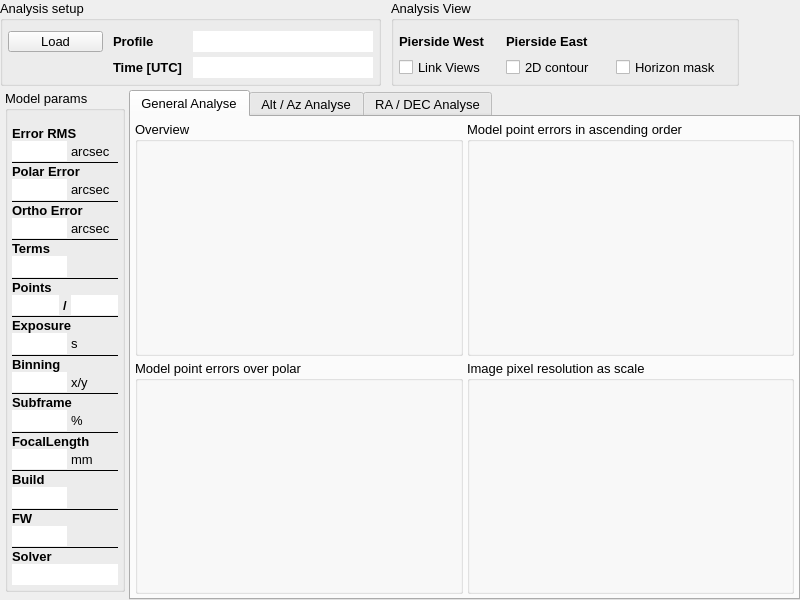
Qt form src_add/widgets/analyse.ui (mworion/MountWizzard4) before a commit.
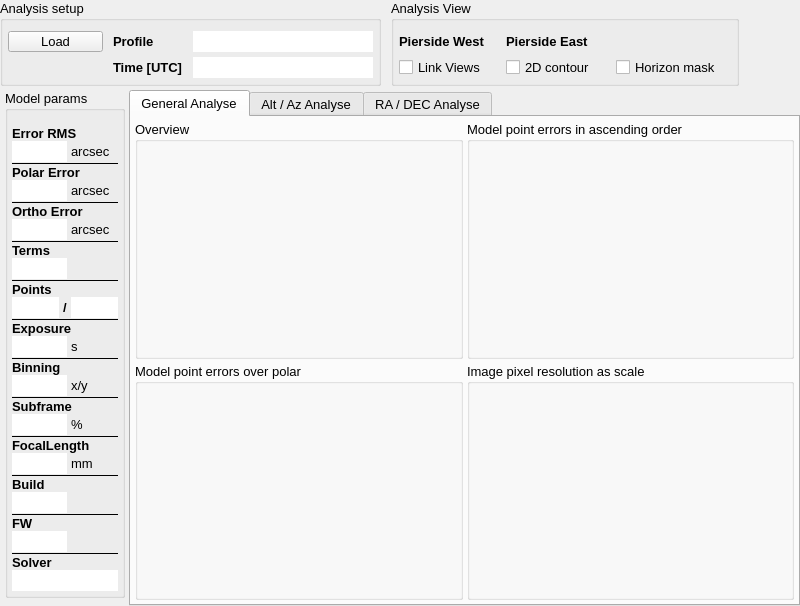
The same form after that commit. Custom widgets are drawn as their Qt base class.

Diff of the .ui file:
```diff
--- a/src_add/widgets/analyse.ui
+++ b/src_add/widgets/analyse.ui
@@ -18,14 +18,14 @@
   </property>
   <property name="minimumSize">
    <size>
-    <width>800</width>
-    <height>600</height>
+    <width>0</width>
+    <height>0</height>
    </size>
   </property>
   <property name="maximumSize">
    <size>
-    <width>1600</width>
-    <height>1230</height>
+    <width>16777215</width>
+    <height>16777215</height>
    </size>
   </property>
   <property name="sizeIncrement">
```
